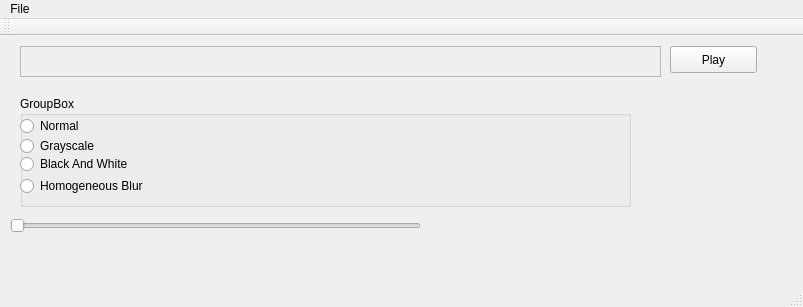
This is mainwindow.ui in RockNCode/QT_openCV as Qt 5 draws it before an edit. The edited form follows.
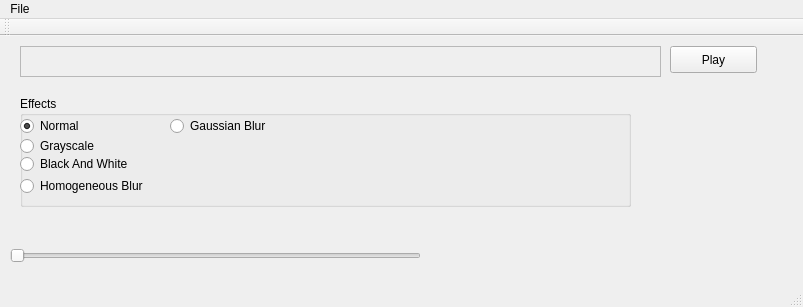
This is the edited form.

Commit message: Adding gaussian blur .

Diff of the .ui file:
```diff
--- a/mainwindow.ui
+++ b/mainwindow.ui
@@ -37,7 +37,7 @@
      </rect>
     </property>
     <property name="title">
-     <string>GroupBox</string>
+     <string>Effects</string>
     </property>
     <widget class="QRadioButton" name="rb_grayscale">
      <property name="geometry">
@@ -77,6 +77,9 @@
      <property name="text">
       <string>Normal</string>
      </property>
+     <property name="checked">
+      <bool>true</bool>
+     </property>
     </widget>
     <widget class="QRadioButton" name="rb_hblur">
      <property name="geometry">
@@ -91,12 +94,25 @@
       <string>Homogeneous Blur</string>
      </property>
     </widget>
+    <widget class="QRadioButton" name="rb_gblur">
+     <property name="geometry">
+      <rect>
+       <x>150</x>
+       <y>20</y>
+       <width>131</width>
+       <height>20</height>
+      </rect>
+     </property>
+     <property name="text">
+      <string>Gaussian Blur</string>
+     </property>
+    </widget>
    </widget>
    <widget class="QSlider" name="slider_bw">
     <property name="geometry">
      <rect>
       <x>10</x>
-      <y>180</y>
+      <y>210</y>
       <width>411</width>
       <height>19</height>
      </rect>
```
The commit also changes 4 other files.
